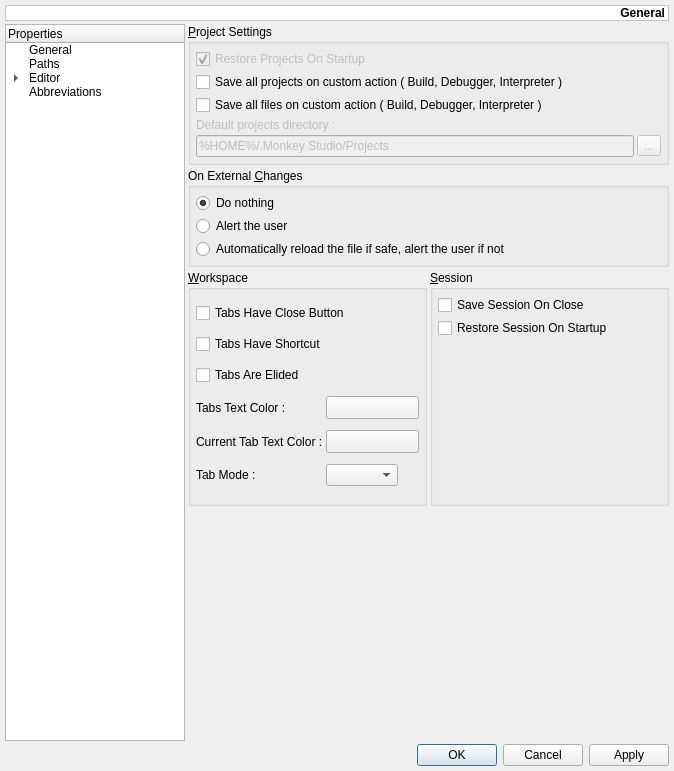
Before: the Qt Designer form monkey/src/maininterface/ui/UISettings.ui in pasnox/monkeystudio2, drawn with Qt 5.
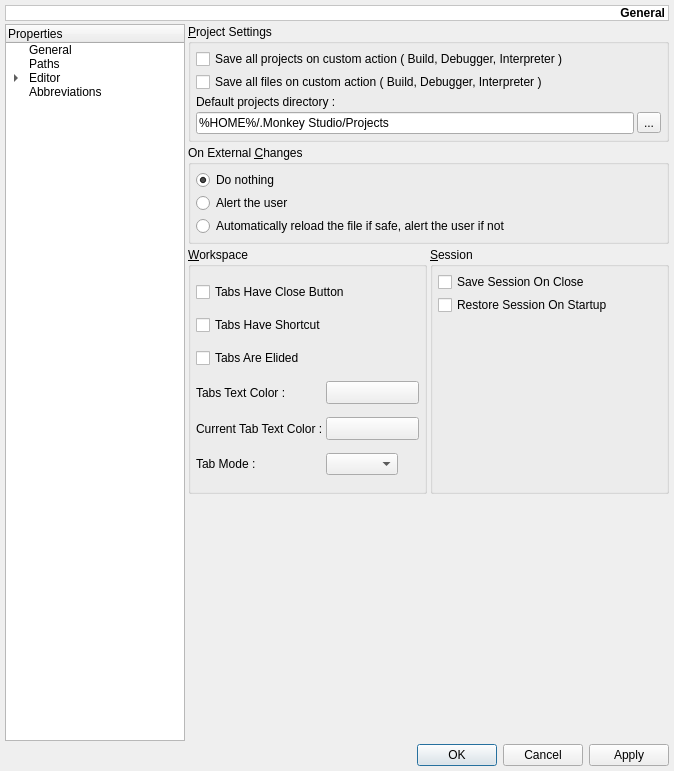
After: the same form once the commit is applied. The open tabs and pages were chosen to show the change. Custom widgets are drawn as their Qt base class.

Commit message: Remove no longer used "Restore proejcts on startup", and activate "Default proejcts path" wich issued by MksFileDialog

Patch:
```diff
--- a/monkey/src/maininterface/ui/UISettings.ui
+++ b/monkey/src/maininterface/ui/UISettings.ui
@@ -215,14 +215,6 @@
       <number>10</number>
      </property>
      <widget class="QWidget" name="pGeneral" >
-      <property name="geometry" >
-       <rect>
-        <x>0</x>
-        <y>0</y>
-        <width>481</width>
-        <height>705</height>
-       </rect>
-      </property>
       <layout class="QGridLayout" >
        <property name="margin" >
         <number>0</number>
@@ -242,57 +234,35 @@
           <property name="spacing" >
            <number>3</number>
           </property>
-          <item row="0" column="0" colspan="2" >
-           <widget class="QCheckBox" name="cbRestoreProjectsOnStartup" >
-            <property name="enabled" >
-             <bool>false</bool>
-            </property>
-            <property name="text" >
-             <string>Restore Projects On Startup</string>
-            </property>
-            <property name="checked" >
-             <bool>true</bool>
-            </property>
-           </widget>
-          </item>
-          <item row="3" column="0" colspan="2" >
+          <item row="2" column="0" colspan="2" >
            <widget class="QLabel" name="lDefaultProjectsDirectory" >
-            <property name="enabled" >
-             <bool>false</bool>
-            </property>
             <property name="text" >
              <string>Default projects directory :</string>
             </property>
            </widget>
           </item>
-          <item row="4" column="1" >
+          <item row="3" column="1" >
            <widget class="QToolButton" name="tbDefaultProjectsDirectory" >
-            <property name="enabled" >
-             <bool>false</bool>
-            </property>
             <property name="text" >
              <string>...</string>
             </property>
            </widget>
           </item>
-          <item row="4" column="0" >
+          <item row="3" column="0" >
            <widget class="QLineEdit" name="leDefaultProjectsDirectory" >
-            <property name="enabled" >
-             <bool>false</bool>
-            </property>
             <property name="text" >
              <string>%HOME%/.Monkey Studio/Projects</string>
             </property>
            </widget>
           </item>
-          <item row="2" column="0" colspan="2" >
+          <item row="1" column="0" colspan="2" >
            <widget class="QCheckBox" name="cbSaveFiles" >
             <property name="text" >
              <string>Save all files on custom action ( Build, Debugger, Interpreter )</string>
             </property>
            </widget>
           </item>
-          <item row="1" column="0" colspan="2" >
+          <item row="0" column="0" colspan="2" >
            <widget class="QCheckBox" name="cbSaveProjects" >
             <property name="text" >
              <string>Save all projects on custom action ( Build, Debugger, Interpreter )</string>
```
Left out of the diff: 114 changed lines with no effect on the pictures. The commit also changes 1 other file.
